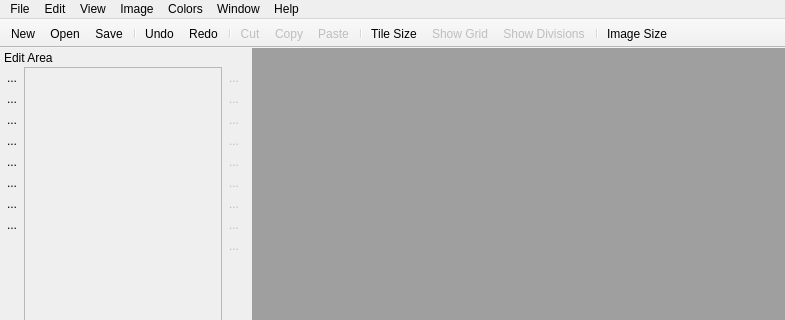
This is screens/main_window.ui in ricardobusta/pixelbooster as Qt 5 draws it before an edit; both pictures show x 0 to 785 and y 0 to 320 of the 785 by 627 pixel window. The edited form follows.
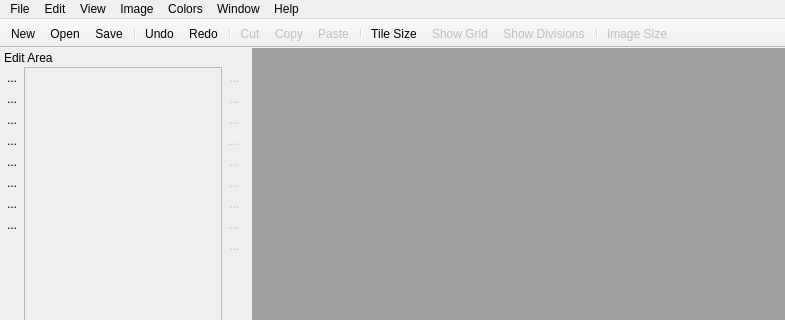
This is the edited form. Icons and pictures are not drawn. Custom widgets are drawn as their Qt base class.

```diff
--- a/screens/main_window.ui
+++ b/screens/main_window.ui
@@ -180,7 +180,7 @@
    </attribute>
    <addaction name="actionNew"/>
    <addaction name="actionOpen"/>
-   <addaction name="actionSave"/>
+   <addaction name="actionSave_Menu"/>
    <addaction name="separator"/>
    <addaction name="actionUndo"/>
    <addaction name="actionRedo"/>
@@ -1493,7 +1493,7 @@
   </action>
   <action name="actionImage_Size">
    <property name="enabled">
-    <bool>true</bool>
+    <bool>false</bool>
    </property>
    <property name="icon">
     <iconset resource="../resources/icons/icons.qrc">
@@ -1873,6 +1873,21 @@
     <string>X</string>
    </property>
   </action>
+  <action name="actionSave_Menu">
+   <property name="enabled">
+    <bool>true</bool>
+   </property>
+   <property name="icon">
+    <iconset resource="../resources/icons/icons.qrc">
+     <normaloff>:/icons/save_file.png</normaloff>:/icons/save_file.png</iconset>
+   </property>
+   <property name="text">
+    <string>Save</string>
+   </property>
+   <property name="statusTip">
+    <string>Saves the focused image file.</string>
+   </property>
+  </action>
  </widget>
  <layoutdefault spacing="6" margin="11"/>
  <customwidgets>
```
Left out of the diff: 10 changed lines with no effect on the pictures.
